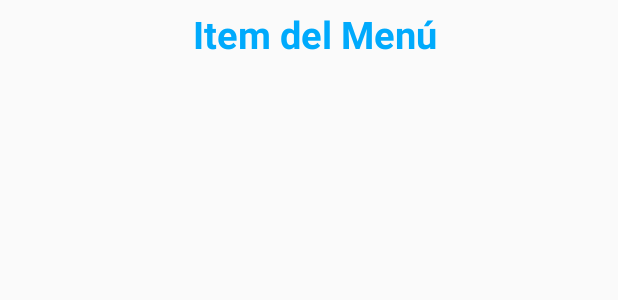
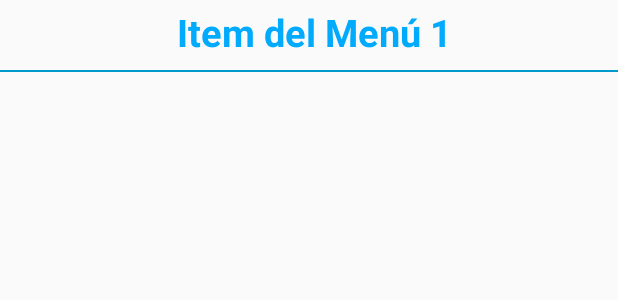
Before and after one commit to CreativeMB/Tienda_Control, an Android app: the layout lista_item_menu.xml on its own in the app's theme, with its tools: preview values and no code run, on a phone screen of 412 x 824 dp. Shown: the top 300 px of the screen. Run offline under Robolectric (Android 15) with nearby library versions, the phone set to English and light mode, and no system bars.

```diff
--- a/app/src/main/res/layout/lista_item_menu.xml
+++ b/app/src/main/res/layout/lista_item_menu.xml
@@ -3,9 +3,14 @@
     xmlns:android="http://schemas.android.com/apk/res/android"
     android:layout_width="match_parent"
     android:layout_height="wrap_content"
+    android:orientation="vertical">
+
+    <LinearLayout
+        android:layout_width="match_parent"
+        android:layout_height="wrap_content"
         android:gravity="center_vertical|center_horizontal"
         android:orientation="horizontal"
-    android:padding="5dp">
+        android:padding="4dp">
 
         <TextView
             android:id="@+id/menu_title"
@@ -14,8 +19,17 @@
             android:layout_gravity="center"
             android:gravity="center"
             android:layout_marginStart="8dp"
-        android:text="Item del Menú"
+            android:text="Item del Menú 1"
             android:textColor="@color/Buton"
             android:textSize="25sp"
             android:textStyle="bold" />
     </LinearLayout>
+
+    <View
+        android:layout_width="match_parent"
+        android:layout_height="1dp"
+        android:background="@android:color/holo_blue_dark"
+        android:layout_marginVertical="4dp" />
+
+
+</LinearLayout>
```
Lines whose indentation alone changed are shown as unchanged.
